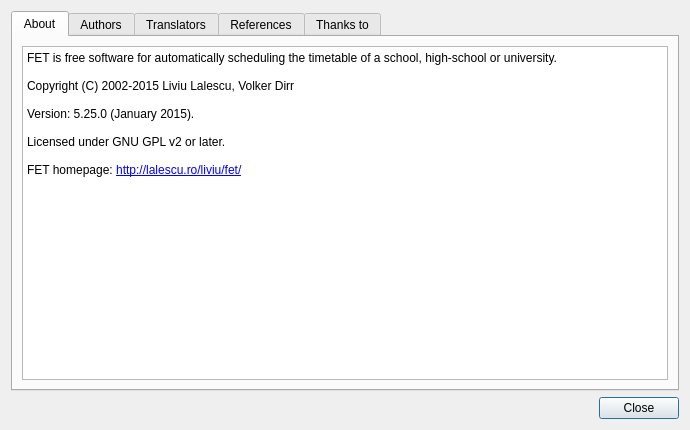
Qt form src/interface/helpaboutform_template.ui (karandit/fet) before a commit.
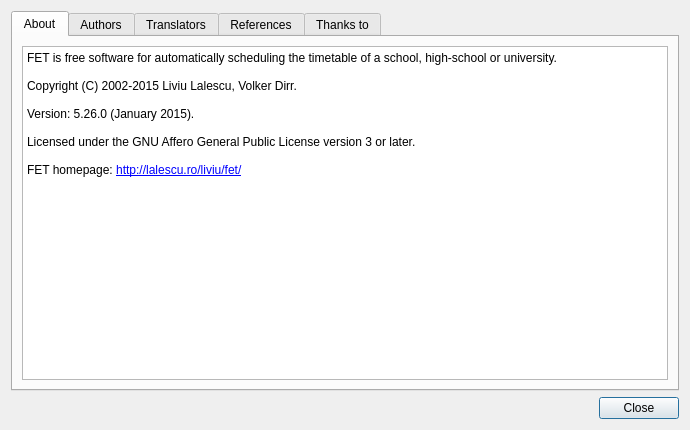
The same form after that commit.

Diff of the .ui file:
```diff
--- a/src/interface/helpaboutform_template.ui
+++ b/src/interface/helpaboutform_template.ui
@@ -51,11 +51,11 @@
 &lt;/style&gt;&lt;/head&gt;&lt;body style=&quot; font-family:'Sans'; font-size:10pt; font-weight:400; font-style:normal;&quot;&gt;
 &lt;p style=&quot; margin-top:0px; margin-bottom:0px; margin-left:0px; margin-right:0px; -qt-block-indent:0; text-indent:0px;&quot;&gt;&lt;span style=&quot; font-family:'Sans Serif'; font-size:9pt;&quot;&gt;FET is free software for automatically scheduling the timetable of a school, high-school or university.&lt;/span&gt;&lt;/p&gt;
 &lt;p style=&quot;-qt-paragraph-type:empty; margin-top:0px; margin-bottom:0px; margin-left:0px; margin-right:0px; -qt-block-indent:0; text-indent:0px; font-family:'Sans Serif'; font-size:9pt;&quot;&gt;&lt;br /&gt;&lt;/p&gt;
-&lt;p style=&quot; margin-top:0px; margin-bottom:0px; margin-left:0px; margin-right:0px; -qt-block-indent:0; text-indent:0px;&quot;&gt;&lt;span style=&quot; font-family:'Sans Serif'; font-size:9pt;&quot;&gt;Copyright (C) 2002-2015 Liviu Lalescu, Volker Dirr&lt;/span&gt;&lt;/p&gt;
+&lt;p style=&quot; margin-top:0px; margin-bottom:0px; margin-left:0px; margin-right:0px; -qt-block-indent:0; text-indent:0px;&quot;&gt;&lt;span style=&quot; font-family:'Sans Serif'; font-size:9pt;&quot;&gt;Copyright (C) 2002-2015 Liviu Lalescu, Volker Dirr.&lt;/span&gt;&lt;/p&gt;
 &lt;p style=&quot;-qt-paragraph-type:empty; margin-top:0px; margin-bottom:0px; margin-left:0px; margin-right:0px; -qt-block-indent:0; text-indent:0px; font-family:'Sans Serif'; font-size:9pt;&quot;&gt;&lt;br /&gt;&lt;/p&gt;
-&lt;p style=&quot; margin-top:0px; margin-bottom:0px; margin-left:0px; margin-right:0px; -qt-block-indent:0; text-indent:0px;&quot;&gt;&lt;span style=&quot; font-family:'Sans Serif'; font-size:9pt;&quot;&gt;Version: 5.25.0 (January 2015).&lt;/span&gt;&lt;/p&gt;
+&lt;p style=&quot; margin-top:0px; margin-bottom:0px; margin-left:0px; margin-right:0px; -qt-block-indent:0; text-indent:0px;&quot;&gt;&lt;span style=&quot; font-family:'Sans Serif'; font-size:9pt;&quot;&gt;Version: 5.26.0 (January 2015).&lt;/span&gt;&lt;/p&gt;
 &lt;p style=&quot;-qt-paragraph-type:empty; margin-top:0px; margin-bottom:0px; margin-left:0px; margin-right:0px; -qt-block-indent:0; text-indent:0px; font-family:'Sans Serif'; font-size:9pt;&quot;&gt;&lt;br /&gt;&lt;/p&gt;
-&lt;p style=&quot; margin-top:0px; margin-bottom:0px; margin-left:0px; margin-right:0px; -qt-block-indent:0; text-indent:0px;&quot;&gt;&lt;span style=&quot; font-family:'Sans Serif'; font-size:9pt;&quot;&gt;Licensed under GNU GPL v2 or later.&lt;/span&gt;&lt;/p&gt;
+&lt;p style=&quot; margin-top:0px; margin-bottom:0px; margin-left:0px; margin-right:0px; -qt-block-indent:0; text-indent:0px;&quot;&gt;&lt;span style=&quot; font-family:'Sans Serif'; font-size:9pt;&quot;&gt;Licensed under the GNU Affero General Public License version 3 or later.&lt;/span&gt;&lt;/p&gt;
 &lt;p style=&quot;-qt-paragraph-type:empty; margin-top:0px; margin-bottom:0px; margin-left:0px; margin-right:0px; -qt-block-indent:0; text-indent:0px; font-family:'Sans Serif'; font-size:9pt;&quot;&gt;&lt;br /&gt;&lt;/p&gt;
 &lt;p style=&quot; margin-top:0px; margin-bottom:0px; margin-left:0px; margin-right:0px; -qt-block-indent:0; text-indent:0px;&quot;&gt;&lt;span style=&quot; font-family:'Sans Serif'; font-size:9pt;&quot;&gt;FET homepage: &lt;/span&gt;&lt;a href=&quot;http://lalescu.ro/liviu/fet/&quot;&gt;&lt;span style=&quot; font-family:'Sans Serif'; font-size:9pt; text-decoration: underline; color:#0000ff;&quot;&gt;http://lalescu.ro/liviu/fet/&lt;/span&gt;&lt;/a&gt;&lt;/p&gt;
 &lt;p style=&quot;-qt-paragraph-type:empty; margin-top:0px; margin-bottom:0px; margin-left:0px; margin-right:0px; -qt-block-indent:0; text-indent:0px; font-family:'Sans Serif'; font-size:9pt;&quot;&gt;&lt;br /&gt;&lt;/p&gt;&lt;/body&gt;&lt;/html&gt;</string>
```
